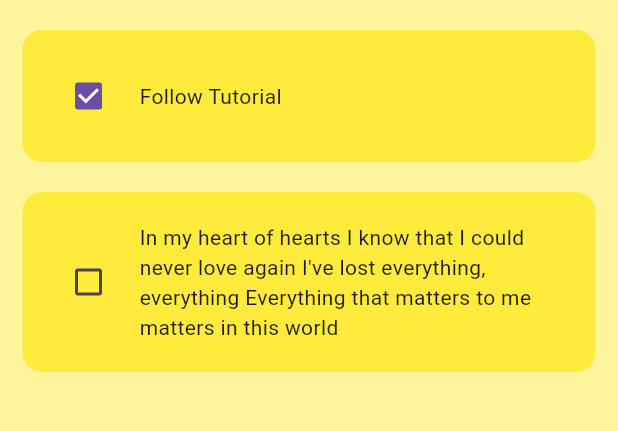
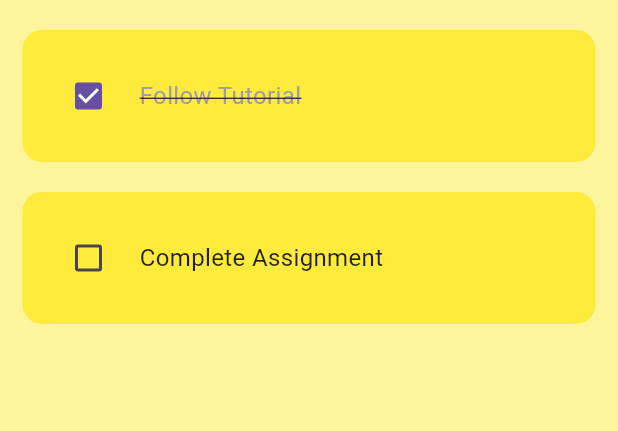
Before and after one commit to ferdyuuya/todo-app, a Flutter app: the screen it shows after launch, on a phone screen of 412 x 824 dp, the part 84-515 px from its top. Run offline on Flutter 3.47's test engine with Material 3 defaults, Android fonts, the phone set to English and light mode, and no system bars.

```diff
--- a/lib/pages/home_page.dart
+++ b/lib/pages/home_page.dart
@@ -9,6 +9,16 @@ class HomePage extends StatefulWidget {
 }
 
 class _HomePageState extends State<HomePage> {
+  List toDoList = [
+    ["Follow Tutorial", true],
+    ["Complete Assignment", false],
+  ];
+  void checkBoxChanged(bool? value, int index){
+    setState(() {
+      toDoList[index][1] = !toDoList[index][1];
+    });
+  }
+
   @override
   Widget build(BuildContext context) {
     return Scaffold(
@@ -19,23 +29,15 @@ class _HomePageState extends State<HomePage> {
         title: Text("To-do-List"),
         elevation: 0,
       ),
-      body: ListView(
-        children: [
-          ToDoTile(
-            taskName: "Follow Tutorial",
-            isTaskCompleted: true,
-            onChanged:(p0) {
-
-            },
-          ),
-          ToDoTile(
-            taskName: "In my heart of hearts I know that I could never love again I've lost everything, everything Everything that matters to me matters in this world",
-            isTaskCompleted: false,
-            onChanged:(p0) {
-
-            },
-          ),
-        ],
+      body: ListView.builder(
+        itemCount: toDoList.length,
+        itemBuilder: (context, index) {
+          return ToDoTile(
+            taskName: toDoList[index][0],
+            isTaskCompleted: toDoList[index][1],
+            onChanged: (value) => checkBoxChanged(value, index),
+          );
+        },
       ),
     );
   }
--- a/lib/util/todo_tile.dart
+++ b/lib/util/todo_tile.dart
@@ -32,6 +32,15 @@ class ToDoTile extends StatelessWidget {
               child: Text(
                 taskName, //value for text
                 overflow: TextOverflow.visible,
+                style: TextStyle(
+                  decoration:isTaskCompleted
+                  ? TextDecoration.lineThrough
+                  : TextDecoration.none,
+                  color :  isTaskCompleted
+                  ? Colors.grey
+                  : Colors.black87,
+                  fontSize: 16,
+                ),
               ),
             ),
           ],
```
